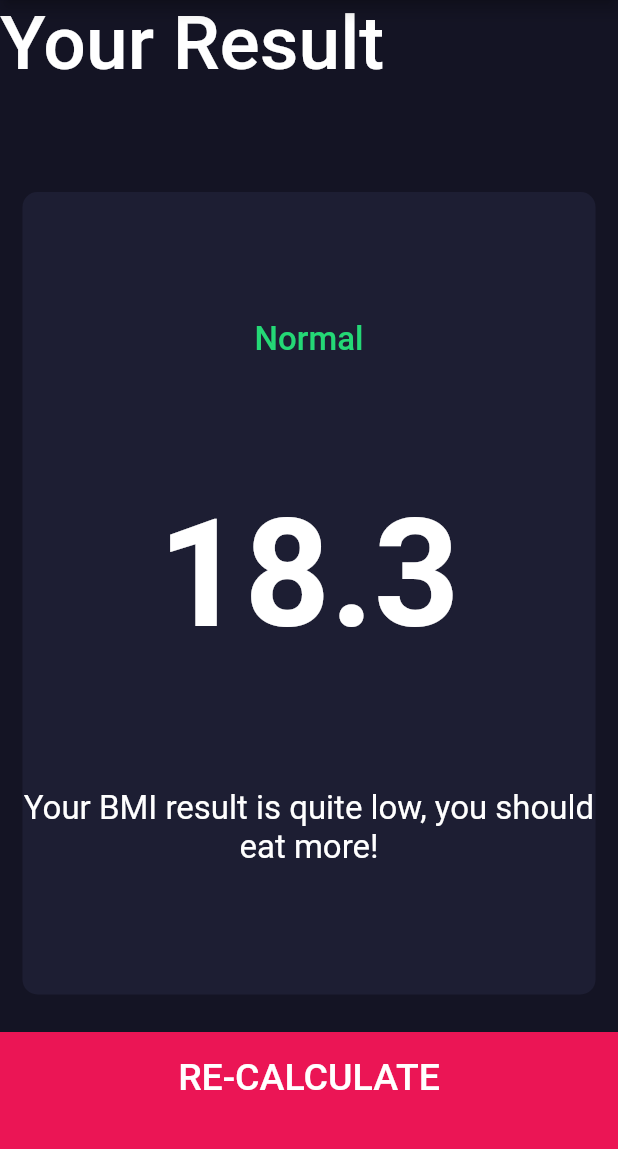
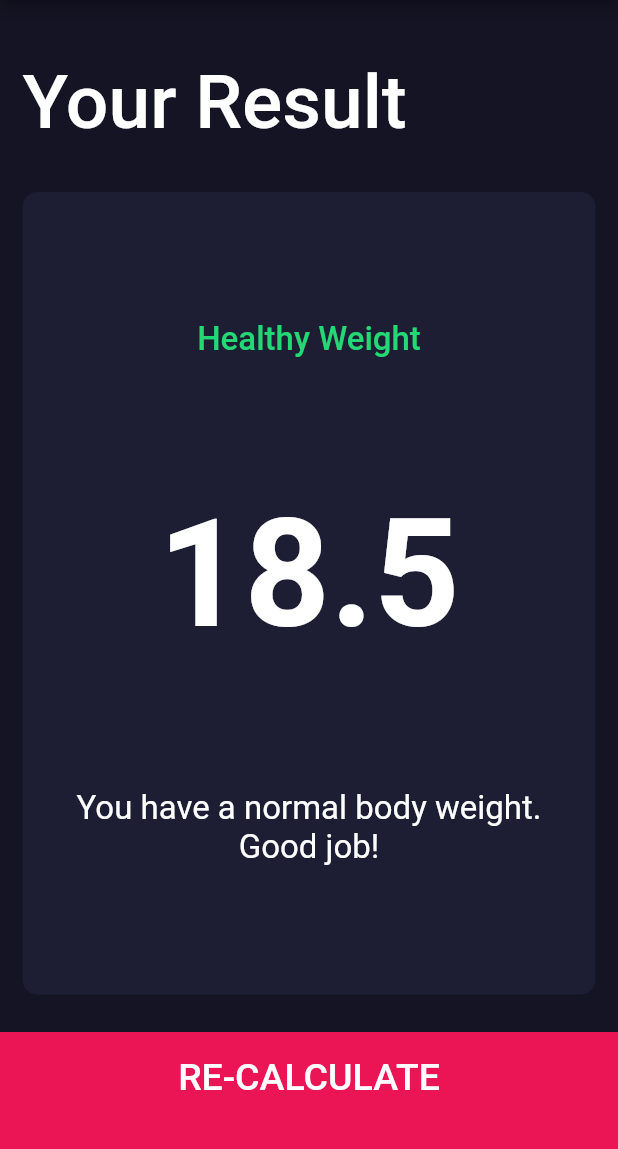
Before and after one commit to orangejuicesalta/BMI_calculator_app, a Flutter app: the screen it shows after launch, after a tap on "CALCULATE", on a phone screen of 412 x 824 dp, the part 84-1233 px from its top. Run offline on Flutter 3.47's test engine with Material 2 defaults, Android fonts, the light colour scheme and no system bars; our stand-ins replace font_awesome_flutter.

Commit message:
added bmi calculator

```diff
--- /dev/null
+++ b/lib/calculator_brain.dart
@@ -0,0 +1,38 @@
+import 'package:flutter/material.dart';
+import 'dart:math';
+
+class CalculatorBrain {
+  CalculatorBrain({this.height, this.weight});
+  final int? height;
+  final int? weight;
+  late double _bmi;
+
+  String calculateBMI() {
+    _bmi = weight! / pow(height! / 100, 2);
+    return _bmi.toStringAsFixed(1);
+  }
+
+  String getResult() {
+    if (_bmi >= 30.0) {
+      return 'Obesity';
+    } else if (_bmi > 25.0) {
+      return 'Overweight';
+    } else if (_bmi > 18.5) {
+      return 'Healthy Weight';
+    } else {
+      return 'Underweight';
+    }
+  }
+
+  String getInterpretation() {
+    if (_bmi >= 30.0) {
+      return 'You are in obese range. Try to eat healthier and exercise more!';
+    } else if (_bmi > 25.0) {
+      return 'You have a higher than normal body weight. Try to exercise more.';
+    } else if (_bmi > 18.5) {
+      return 'You have a normal body weight. Good job!';
+    } else {
+      return 'You have a lower than normal body weight. You can eat a bit more.';
+    }
+  }
+}
--- a/lib/screens/input_page.dart
+++ b/lib/screens/input_page.dart
@@ -1,5 +1,6 @@
 import 'package:flutter/material.dart';
 import 'package:font_awesome_flutter/font_awesome_flutter.dart';
+import 'package:practice_course_hunter/calculator_brain.dart';
 import 'package:practice_course_hunter/screens/results_page.dart';
 import 'package:practice_course_hunter/widgets/icon_text_column.dart';
 import 'package:practice_course_hunter/widgets/large_bottom_button.dart';
@@ -203,10 +204,16 @@ class _InputPageState extends State<InputPage> {
             )),
             LargeButtonBottom(
                 onTap: () {
+                  CalculatorBrain calc =
+                      CalculatorBrain(height: height, weight: weight);
+
                   Navigator.push(
                     context,
                     MaterialPageRoute(builder: (context) {
-                      return ResultsPage();
+                      return ResultsPage(
+                          bmiResult: calc.calculateBMI(),
+                          interpratation: calc.getInterpretation(),
+                          resultText: calc.getResult());
                     }),
                   );
                 },
--- a/lib/screens/results_page.dart
+++ b/lib/screens/results_page.dart
@@ -4,7 +4,14 @@ import 'package:practice_course_hunter/widgets/large_bottom_button.dart';
 import 'package:practice_course_hunter/widgets/reusable_card.dart';
 
 class ResultsPage extends StatelessWidget {
-  const ResultsPage({super.key});
+  final String bmiResult;
+  final String resultText;
+  final String interpratation;
+  const ResultsPage(
+      {super.key,
+      required this.bmiResult,
+      required this.interpratation,
+      required this.resultText});
 
   @override
   Widget build(BuildContext context) {
@@ -17,9 +24,13 @@ class ResultsPage extends StatelessWidget {
         crossAxisAlignment: CrossAxisAlignment.stretch,
         children: [
           Expanded(
-            child: Text(
-              'Your Result',
-              style: kHeadingTitle,
+            child: Container(
+              padding: EdgeInsets.all(15.0),
+              alignment: Alignment.bottomLeft,
+              child: Text(
+                'Your Result',
+                style: kHeadingTitle,
+              ),
             ),
           ),
           Expanded(
@@ -31,17 +42,20 @@ class ResultsPage extends StatelessWidget {
                 crossAxisAlignment: CrossAxisAlignment.center,
                 children: [
                   Text(
-                    'Normal',
+                    resultText,
                     style: kResultTextStyle,
                   ),
                   Text(
-                    '18.3',
+                    bmiResult,
                     style: kBMITextStyle,
                   ),
-                  Text(
-                    'Your BMI result is quite low, you should eat more!',
-                    textAlign: TextAlign.center,
-                    style: kBodyTextStyle,
+                  Padding(
+                    padding: const EdgeInsets.symmetric(horizontal: 10.0),
+                    child: Text(
+                      interpratation,
+                      textAlign: TextAlign.center,
+                      style: kBodyTextStyle,
+                    ),
                   ),
                 ],
               ),
--- a/lib/widgets/large_bottom_button.dart
+++ b/lib/widgets/large_bottom_button.dart
@@ -3,7 +3,7 @@ import 'package:flutter/material.dart';
 import '../constants/constants.dart';
 
 class LargeButtonBottom extends StatelessWidget {
-  final dynamic onTap;
+  final VoidCallback onTap;
   final String buttonText;
 
   const LargeButtonBottom(
--- a/lib/widgets/reusable_card.dart
+++ b/lib/widgets/reusable_card.dart
@@ -5,7 +5,7 @@ class ReusableCard extends StatelessWidget {
       {super.key, required this.isColor, this.cardChild, this.onPress});
   final Color isColor;
   final Widget? cardChild;
-  final dynamic onPress;
+  final VoidCallback? onPress;
 
   @override
   Widget build(BuildContext context) {
--- a/lib/widgets/round_icon_button.dart
+++ b/lib/widgets/round_icon_button.dart
@@ -4,7 +4,7 @@ class RoundIconButton extends StatelessWidget {
   const RoundIconButton(
       {super.key, required this.icon, required this.onPressed});
   final IconData icon;
-  final dynamic onPressed;
+  final VoidCallback onPressed;
 
   @override
   Widget build(BuildContext context) {
```
